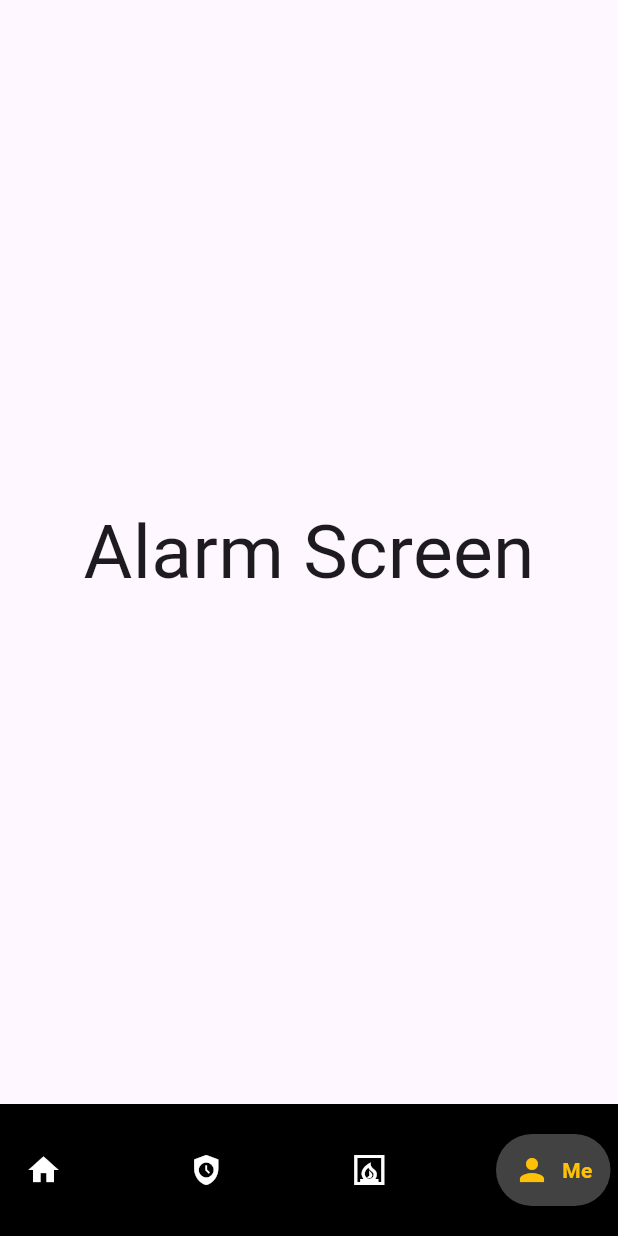
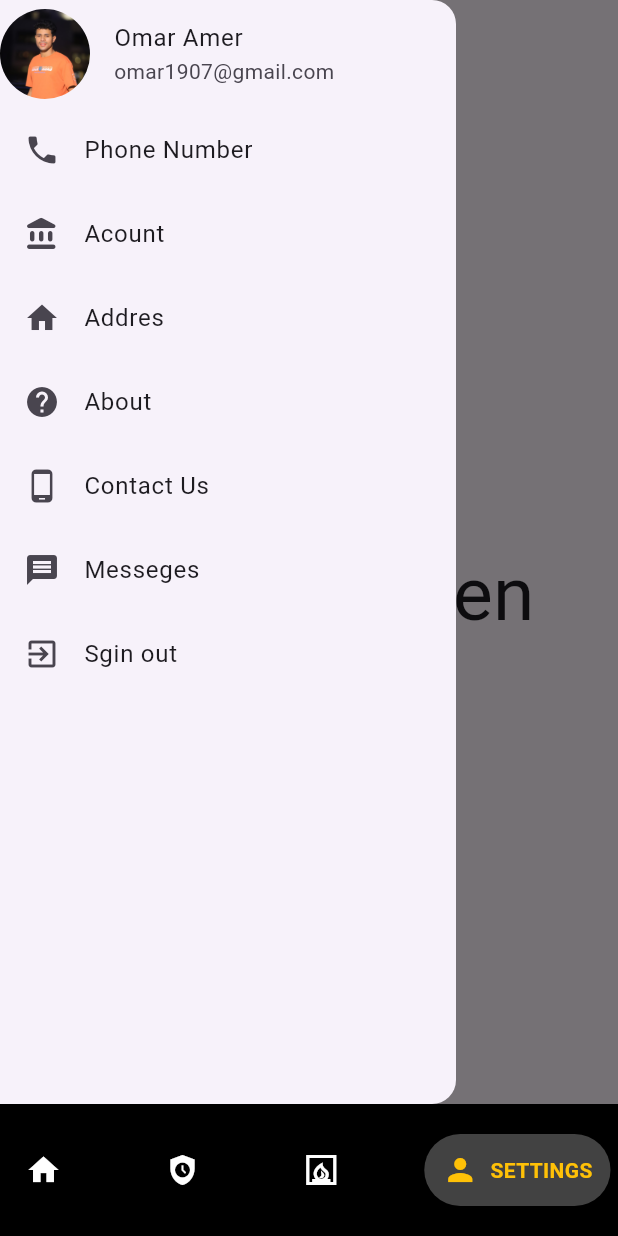
Before and after one commit to omaaramer/fire_detection, a Flutter app: the MainNavigator screen opened directly, item 4 of the bottom bar chosen, with the side drawer open (before the commit the screen has no drawer), on a phone screen of 412 x 824 dp. Run offline on Flutter 3.47's test engine with Material 3 defaults, Android fonts, the phone set to English and light mode, and no system bars; drawn by our look-alikes of google_nav_bar; our stand-ins replace firebase_auth, firebase_core, google_sign_in, modal_progress_hud_nsn; accounts and stored records are empty.

Commit message:
Create drawer Screen and and refactor main page view

```diff
--- /dev/null
+++ b/lib/app_images.dart
@@ -0,0 +1,27 @@
+class Assets {
+  Assets._();
+
+  /// Assets for imagesEmergency
+  /// assets/images/emergency.gif
+  static const String imagesEmergency = "assets/images/emergency.gif";
+
+  /// Assets for imagesFacebook
+  /// assets/images/facebook.png
+  static const String imagesFacebook = "assets/images/facebook.png";
+
+  /// Assets for imagesFireAlarm
+  /// assets/images/fire-alarm.png
+  static const String imagesFireAlarm = "assets/images/fire-alarm.png";
+
+  /// Assets for imagesFirefighter
+  /// assets/images/firefighter.jpg
+  static const String imagesFirefighter = "assets/images/firefighter.jpg";
+
+  /// Assets for imagesGoogle
+  /// assets/images/google.png
+  static const String imagesGoogle = "assets/images/google.png";
+
+  /// Assets for imagesOmaar
+  /// assets/images/omaar.jpeg
+  static const String imagesOmaar = "assets/images/omaar.jpeg";
+}
--- a/lib/main.dart
+++ b/lib/main.dart
@@ -20,6 +20,10 @@ class MyApp extends StatelessWidget {
   @override
   Widget build(BuildContext context) {
     return MaterialApp(
+      // darkTheme: ThemeData(
+      //   brightness: Brightness.dark,
+      //   /* dark theme settings */
+      // ),
       debugShowCheckedModeBanner: false,
       onGenerateRoute: appRouter.generateRout,
     );
--- a/lib/view/screens/alarm.dart
+++ /dev/null
@@ -1,16 +0,0 @@
-import 'package:flutter/material.dart';
-
-class AlarmScreen extends StatelessWidget {
-  const AlarmScreen({super.key});
-
-  @override
-  Widget build(BuildContext context) {
-    return const Scaffold(
-      body: Center(
-          child: Text(
-        "Alarm Screen",
-        style: TextStyle(fontSize: 50),
-      )),
-    );
-  }
-}
--- a/lib/view/screens/landing_screen.dart
+++ b/lib/view/screens/landing_screen.dart
@@ -2,7 +2,7 @@ import 'package:chat_app/constants/app_images.dart';
 import 'package:chat_app/view/screens/regesteration/login_page.dart';
 import 'package:firebase_auth/firebase_auth.dart';
 import 'package:flutter/material.dart';
-import 'package:url_launcher/url_launcher.dart';
+
 import 'package:url_launcher/url_launcher_string.dart';
 
 import '../../constants/constants.dart';
@@ -86,7 +86,7 @@ class LandingPageBody extends StatelessWidget {
             children: [
               IconButton(
                   onPressed: () {
-                    Navigator.pushNamed(
+                    Navigator.pushReplacementNamed(
                       context,
                       FirebaseAuth.instance.currentUser != null &&
                               FirebaseAuth.instance.currentUser!.emailVerified
--- a/lib/view/screens/main_navigator.dart
+++ b/lib/view/screens/main_navigator.dart
@@ -1,7 +1,7 @@
-import 'package:chat_app/view/screens/alarm.dart';
+import 'package:chat_app/view/screens/setting.dart';
 import 'package:chat_app/view/screens/home_page.dart';
 import 'package:chat_app/view/screens/safety_screen.dart';
-import 'package:chat_app/view/screens/setting_screen.dart';
+import 'package:chat_app/view/screens/maps_screen.dart';
 import 'package:flutter/material.dart';
 import 'package:google_nav_bar/google_nav_bar.dart';
 
@@ -53,7 +53,7 @@ class _MainNavigatorState extends State<MainNavigator> {
           tabs: const [
             GButton(
               icon: Icons.home,
-              text: "HOME",
+              text: "H O M E",
             ),
             GButton(
               icon: Icons.safety_check,
@@ -61,11 +61,11 @@ class _MainNavigatorState extends State<MainNavigator> {
             ),
             GButton(
               icon: Icons.fireplace_outlined,
-              text: "Alarm",
+              text: "M A P S",
             ),
             GButton(
               icon: Icons.person,
-              text: "Me",
+              text: "SETTINGS",
             ),
           ],
         ),
--- a/lib/view/screens/safety_screen.dart
+++ b/lib/view/screens/safety_screen.dart
@@ -9,6 +9,7 @@ class SafetyScreen extends StatelessWidget {
   Widget build(BuildContext context) {
     return Scaffold(
       appBar: AppBar(
+        centerTitle: true,
         title: const Text("SafetyScreen"),
       ),
       body: const CwstomExpansionTile(),
--- /dev/null
+++ b/lib/view/screens/setting.dart
@@ -0,0 +1,89 @@
+import 'package:chat_app/app_images.dart';
+import 'package:firebase_auth/firebase_auth.dart';
+import 'package:flutter/material.dart';
+import 'package:google_sign_in/google_sign_in.dart';
+
+import 'regesteration/login_page.dart';
+
+class AlarmScreen extends StatelessWidget {
+  const AlarmScreen({super.key});
+
+  @override
+  Widget build(BuildContext context) {
+    return Scaffold(
+      appBar: AppBar(title: const Text("Setting")),
+      drawer: Drawer(
+          child: ListView(
+        children: [
+          Row(
+            children: [
+              Container(
+                width: 60,
+                height: 60,
+                child: ClipRRect(
+                  borderRadius: BorderRadius.circular(60),
+                  child: Image.asset(
+                    Assets.imagesOmaar,
+                    fit: BoxFit.cover,
+                  ),
+                ),
+              ),
+              const Expanded(
+                  child: ListTile(
+                title: Text("Omar Amer"),
+                subtitle: Text("omar1907@gmail.com"),
+              ))
+            ],
+          ),
+          ListTile(
+            title: const Text("Phone Number"),
+            leading: const Icon(Icons.phone),
+            onTap: () {},
+          ),
+          ListTile(
+            title: const Text("Acount"),
+            leading: const Icon(Icons.account_balance_rounded),
+            onTap: () {},
+          ),
+          ListTile(
+            title: const Text("Addres"),
+            leading: const Icon(Icons.home),
+            onTap: () {},
+          ),
+          ListTile(
+            title: const Text("About"),
+            leading: const Icon(Icons.help),
+            onTap: () {},
+          ),
+          ListTile(
+            title: const Text("Contact Us"),
+            leading: const Icon(Icons.phone_android),
+            onTap: () {},
+          ),
+          ListTile(
+            title: const Text("Messeges"),
+            leading: const Icon(Icons.message),
+            onTap: () {},
+          ),
+          ListTile(
+            title: const Text("Sgin out"),
+            leading: const Icon(Icons.exit_to_app),
+            onTap: () async {
+              GoogleSignIn googleSignIn = GoogleSignIn();
+              googleSignIn.disconnect();
+              //email sign out
+              await FirebaseAuth.instance.signOut();
+              Navigator.pushNamedAndRemoveUntil(
+                  context, LoginScreen.id, (route) => false);
+            },
+          ),
+        ],
+      )),
+      body: const Center(
+          child: Text(
+        "Alarm Screen",
+        style: TextStyle(fontSize: 50),
+      )),
+    );
+  }
+}
--- a/lib/view/widgets/custom_social_botton.dart
+++ b/lib/view/widgets/custom_social_botton.dart
@@ -1,4 +1,3 @@
-import 'package:chat_app/constants/constants.dart';
 import 'package:flutter/material.dart';
 
 class CustomSocialBotton extends StatelessWidget {
@@ -16,7 +15,7 @@ class CustomSocialBotton extends StatelessWidget {
       padding: const EdgeInsets.symmetric(horizontal: 20, vertical: 5),
       decoration: BoxDecoration(
           // color: Colors.black.withOpacity(.8),
-          color: kGrey700,
+          color: Colors.black.withOpacity(.8),
           borderRadius: BorderRadius.circular(30)),
       child: GestureDetector(
         onTap: onTap,
--- a/lib/view/widgets/have_an_acount_widget.dart
+++ b/lib/view/widgets/have_an_acount_widget.dart
@@ -1,4 +1,3 @@
-import 'package:chat_app/constants/constants.dart';
 import 'package:flutter/material.dart';
 
 class HaveAnAount extends StatelessWidget {
@@ -31,7 +30,7 @@ class HaveAnAount extends StatelessWidget {
             child: Text(
               navigateText,
               style: const TextStyle(
-                color: kYallow,
+                color: Colors.white,
                 fontWeight: FontWeight.bold,
                 fontSize: 20,
               ),
--- a/lib/view/widgets/login_or_regester_text.dart
+++ b/lib/view/widgets/login_or_regester_text.dart
@@ -1,4 +1,3 @@
-import 'package:chat_app/constants/constants.dart';
 import 'package:flutter/material.dart';
 
 class LoginOrRegesterText extends StatelessWidget {
@@ -13,7 +12,7 @@ class LoginOrRegesterText extends StatelessWidget {
           text,
           style: const TextStyle(
             fontSize: 25,
-            color: kYallow,
+            color: Colors.white,
             fontWeight: FontWeight.bold,
           ),
         ),
```
Also changed, not shown: lib/view/screens/home_page.dart (+2 -18 lines), lib/view/screens/maps_screen.dart (renamed from lib/view/screens/setting_screen.dart, +4 -3 lines), lib/view/screens/regesteration/login_page.dart (+3 -6 lines), lib/view/widgets/custom_buttun.dart (+3 -4 lines), assets/images/omaar.jpeg (added), 1 other file.
